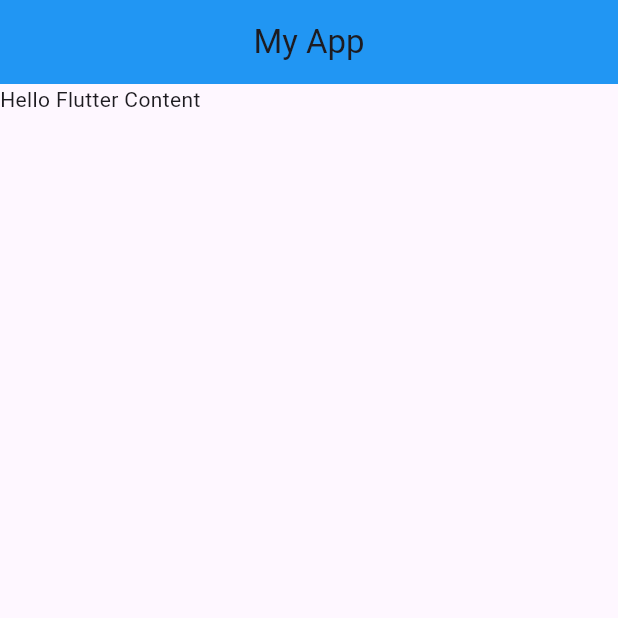
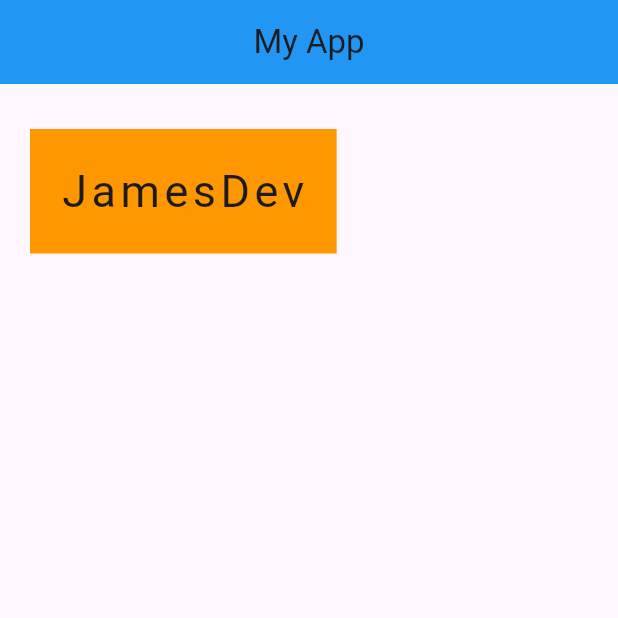
Before and after one commit to James28Dev/flutter-person-registry-kongruksiam-course, a Flutter app: the screen it shows after launch, on a phone screen of 412 x 824 dp, the top half of it. Run offline on Flutter 3.47's test engine with Material 3 defaults, Android fonts, the phone set to English and light mode, and no system bars.

Commit message:
Update the UI in main.dart by replacing the Text widget with a styled Container featuring a background color, margin, padding, and custom text styling.

```diff
--- a/person_registry_app/lib/main.dart
+++ b/person_registry_app/lib/main.dart
@@ -21,6 +21,14 @@ class Home extends StatelessWidget {
 
   @override
   Widget build(BuildContext context) {
-    return const Text("Hello Flutter Content");
+    return Container(
+      color: Colors.orange,
+      margin: const EdgeInsets.symmetric(horizontal: 20, vertical: 30),
+      padding: const EdgeInsets.all(20),
+      child: const Text(
+        "JamesDev",
+        style: TextStyle(fontSize: 30, letterSpacing: 3),
+      ),
+    );
   }
 }
```
